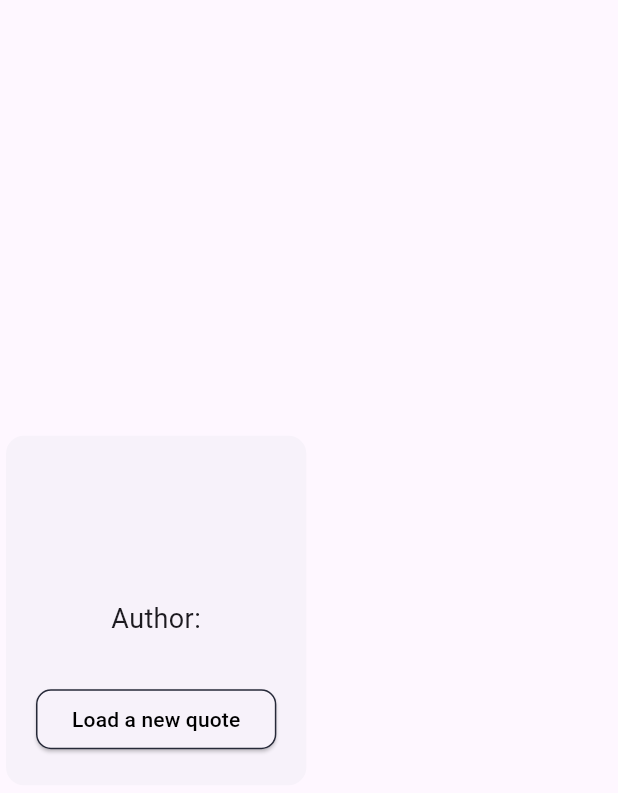
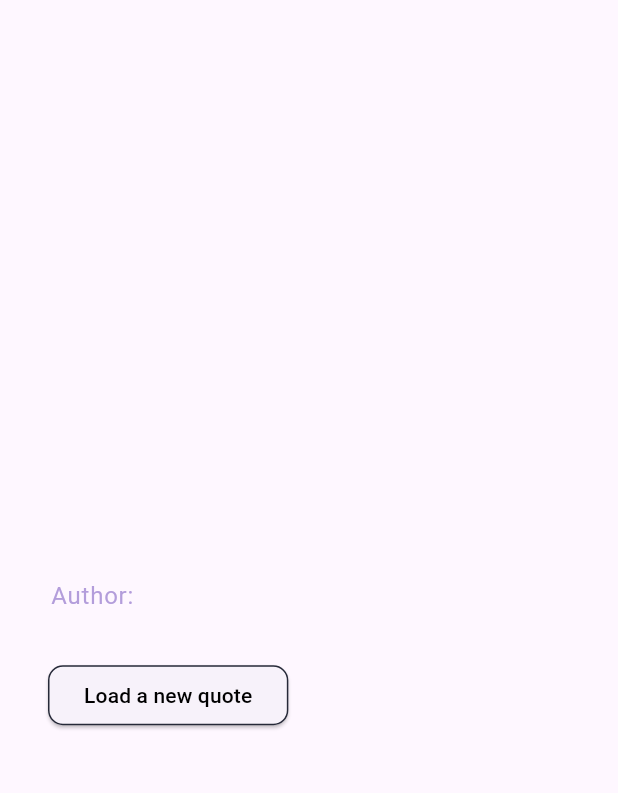
Before and after one commit to manuelduarte077/flutter_bloc_quotes, a Flutter app: the QuoteWidget widget shown alone on an empty page, opened directly with empty values, on a phone screen of 412 x 824 dp. Shown: the top 793 px of the screen. Run offline on Flutter 3.47's test engine with Material 2 defaults, Android fonts, the phone set to English and light mode, and no system bars; our stand-ins replace equatable, flutter_bloc, font_awesome_flutter; network calls fail.

Commit message:
refactor code

```diff
--- a/lib/app/app.dart
+++ b/lib/app/app.dart
@@ -2,7 +2,7 @@ import 'package:flutter/material.dart';
 import 'package:flutter_bloc/flutter_bloc.dart';
 
 import 'package:flutter_bloc_quotes/features/quotes/repository/quote_repository.dart';
-import 'package:flutter_bloc_quotes/features/quotes/ui/HomeScreen.dart';
+import 'package:flutter_bloc_quotes/features/quotes/ui/home_screen.dart';
 
 class MyApp extends StatelessWidget {
   const MyApp({Key? key}) : super(key: key);
@@ -12,10 +12,7 @@ class MyApp extends StatelessWidget {
     return RepositoryProvider(
       create: (context) => QuotesRepository(),
       child: MaterialApp(
-        debugShowCheckedModeBanner: false,
-        theme: ThemeData(
-          useMaterial3: true,
-        ),
+        theme: ThemeData(useMaterial3: true),
         home: const HomeScreen(),
       ),
     );
--- a/lib/features/quotes/ui/HomeScreen.dart
+++ b/lib/features/quotes/ui/home_screen.dart
@@ -3,6 +3,7 @@ import 'package:flutter_bloc/flutter_bloc.dart';
 import 'package:flutter_bloc_quotes/features/quotes/bloc/quotes_bloc.dart';
 import 'package:flutter_bloc_quotes/features/quotes/repository/quote_repository.dart';
 import 'package:flutter_bloc_quotes/features/quotes/ui/widgets/quote_widget.dart';
+import 'package:font_awesome_flutter/font_awesome_flutter.dart';
 
 class HomeScreen extends StatelessWidget {
   const HomeScreen({Key? key}) : super(key: key);
@@ -11,9 +12,9 @@ class HomeScreen extends StatelessWidget {
   Widget build(BuildContext context) {
     return Scaffold(
       appBar: AppBar(
-        backgroundColor: Colors.white,
         title: const Text('Quotes'),
-        centerTitle: true,
+        toolbarOpacity: 0.8,
+        leading: const Icon(FontAwesomeIcons.quoteRight),
       ),
       body: BlocProvider<QuotesBloc>(
         create: (context) =>
--- a/lib/features/quotes/ui/widgets/quote_widget.dart
+++ b/lib/features/quotes/ui/widgets/quote_widget.dart
@@ -10,56 +10,44 @@ class QuoteWidget extends StatelessWidget {
 
   @override
   Widget build(BuildContext context) {
-    return Column(
+    return Padding(
+      padding: const EdgeInsets.all(32),
+      child: Column(
         mainAxisAlignment: MainAxisAlignment.center,
+        crossAxisAlignment: CrossAxisAlignment.start,
         children: [
-        Padding(
-          padding: const EdgeInsets.only(bottom: 10.0),
-          child: Card(
-            elevation: 0,
-            child: Padding(
-              padding: const EdgeInsets.all(20.0),
-              child: Column(
-                children: [
-                  Padding(
-                    padding: const EdgeInsets.only(bottom: 30.0),
-                    child: Text(
+          Text(
             model.content,
             textAlign: TextAlign.center,
-                      style: const TextStyle(fontSize: 20),
+            style: Theme.of(context).textTheme.headlineLarge?.copyWith(
+                  color: Colors.deepPurple.shade800,
                 ),
           ),
-                  Padding(
-                    padding: const EdgeInsets.only(bottom: 30.0),
+          const SizedBox(height: 10),
+          Text(
+            'Author: ${model.author}',
+            textAlign: TextAlign.center,
+            style: Theme.of(context).textTheme.bodyLarge?.copyWith(
+                  color: Colors.deepPurple.shade200,
+                ),
+          ),
+          const SizedBox(height: 10),
+          Center(
             child: Wrap(
+              spacing: 10,
               children: [
                 for (var tag in model.tags)
                   Chip(
                     label: Text(tag),
-                          labelPadding: const EdgeInsets.symmetric(horizontal: 15),
-                          backgroundColor: Colors.deepPurple.shade200,
                   ),
               ],
-                      // child: Text(
-                      //   tagsToString(model.tags),
-                      //   textAlign: TextAlign.center,
-                      //   style: const TextStyle(fontSize: 18),
-                      // ),
             ),
           ),
-                  Padding(
-                    padding: const EdgeInsets.only(bottom: 30.0),
-                    child: Text(
-                      'Author: ${model.author}',
-                      textAlign: TextAlign.center,
-                      style: const TextStyle(fontSize: 18),
-                    ),
-                  ),
+          const SizedBox(height: 20),
           ElevatedButton(
             onPressed: onPressed,
             style: ButtonStyle(
-                      foregroundColor:
-                          MaterialStateProperty.all<Color>(Colors.black),
+              foregroundColor: MaterialStateProperty.all<Color>(Colors.black),
               shape: MaterialStateProperty.all<OutlinedBorder>(
                 RoundedRectangleBorder(
                   borderRadius: BorderRadius.circular(10),
@@ -73,10 +61,6 @@ class QuoteWidget extends StatelessWidget {
           )
         ],
       ),
-            ),
-          ),
-        )
-      ],
     );
   }
 
--- a/lib/models/quote_model.dart
+++ b/lib/models/quote_model.dart
@@ -11,7 +11,7 @@ class QuoteModel {
   final String author;
   final int length;
   final String dateAdded;
-  final String dateModified;
+    final String dateModified;
 
   const QuoteModel(this.id, this.tags, this.content, this.author, this.length,
       this.dateAdded, this.dateModified);
--- a/pubspec.yaml
+++ b/pubspec.yaml
@@ -17,6 +17,7 @@ dependencies:
   equatable: ^2.0.5
   http: ^0.13.5
   json_annotation: ^4.8.0
+  font_awesome_flutter: ^10.4.0
 
 dev_dependencies:
   flutter_test:
```
Also changed, not shown: pubspec.lock. Lines whose indentation alone changed are shown as unchanged.
